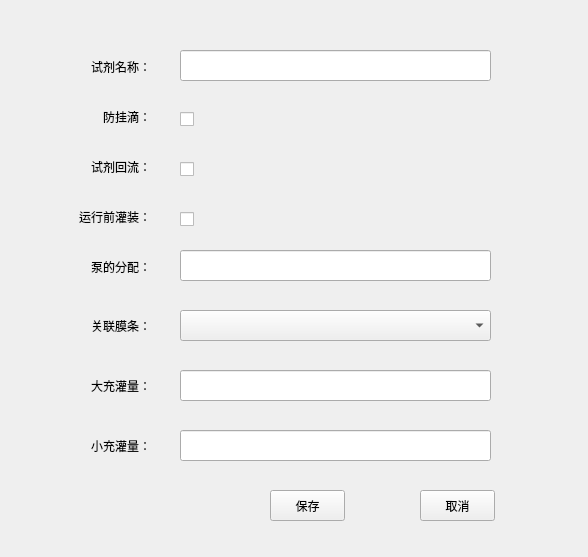
kevinkingmin/72FA, file HumablotPro/src/utility/AddReagent.ui: the form before one commit.
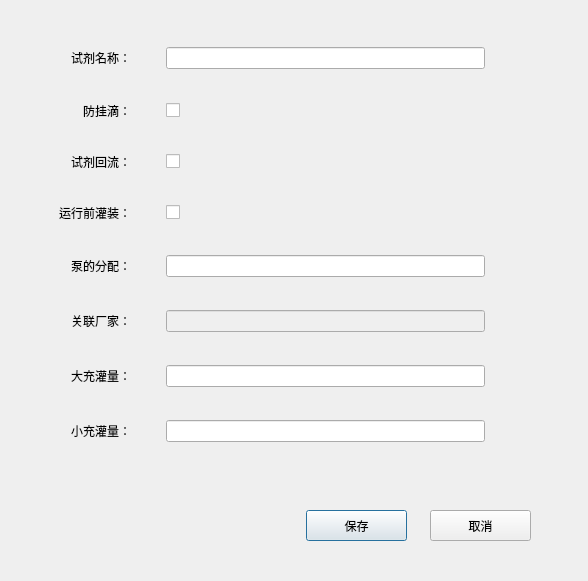
The form after the commit.

Commit message: 新增试剂修改

Patch:
```diff
--- a/HumablotPro/src/utility/AddReagent.ui
+++ b/HumablotPro/src/utility/AddReagent.ui
@@ -1,163 +1,36 @@
 <?xml version="1.0" encoding="UTF-8"?>
 <ui version="4.0">
  <class>AddReagent</class>
- <widget class="QWidget" name="AddReagent">
+ <widget class="QDialog" name="AddReagent">
   <property name="geometry">
    <rect>
     <x>0</x>
     <y>0</y>
     <width>588</width>
-    <height>557</height>
+    <height>581</height>
    </rect>
   </property>
+  <property name="minimumSize">
+   <size>
+    <width>588</width>
+    <height>581</height>
+   </size>
+  </property>
+  <property name="maximumSize">
+   <size>
+    <width>588</width>
+    <height>581</height>
+   </size>
+  </property>
   <property name="windowTitle">
    <string>AddReagent</string>
   </property>
-  <widget class="QLabel" name="label">
-   <property name="geometry">
-    <rect>
-     <x>30</x>
-     <y>51</y>
-     <width>121</width>
-     <height>31</height>
-    </rect>
-   </property>
-   <property name="text">
-    <string>试剂名称：</string>
-   </property>
-   <property name="alignment">
-    <set>Qt::AlignRight|Qt::AlignTrailing|Qt::AlignVCenter</set>
-   </property>
-  </widget>
-  <widget class="QLabel" name="label_2">
-   <property name="geometry">
-    <rect>
-     <x>30</x>
-     <y>101</y>
-     <width>121</width>
-     <height>31</height>
-    </rect>
-   </property>
-   <property name="text">
-    <string>防挂滴：</string>
-   </property>
-   <property name="alignment">
-    <set>Qt::AlignRight|Qt::AlignTrailing|Qt::AlignVCenter</set>
-   </property>
-  </widget>
-  <widget class="QLabel" name="label_3">
-   <property name="geometry">
-    <rect>
-     <x>30</x>
-     <y>151</y>
-     <width>121</width>
-     <height>31</height>
-    </rect>
-   </property>
-   <property name="text">
-    <string>试剂回流：</string>
-   </property>
-   <property name="alignment">
-    <set>Qt::AlignRight|Qt::AlignTrailing|Qt::AlignVCenter</set>
-   </property>
-  </widget>
-  <widget class="QLabel" name="label_4">
-   <property name="geometry">
-    <rect>
-     <x>30</x>
-     <y>201</y>
-     <width>121</width>
-     <height>31</height>
-    </rect>
-   </property>
-   <property name="text">
-    <string>运行前灌装：</string>
-   </property>
-   <property name="alignment">
-    <set>Qt::AlignRight|Qt::AlignTrailing|Qt::AlignVCenter</set>
-   </property>
-  </widget>
-  <widget class="QLabel" name="label_5">
-   <property name="geometry">
-    <rect>
-     <x>30</x>
-     <y>251</y>
-     <width>121</width>
-     <height>31</height>
-    </rect>
-   </property>
-   <property name="text">
-    <string>泵的分配：</string>
-   </property>
-   <property name="alignment">
-    <set>Qt::AlignRight|Qt::AlignTrailing|Qt::AlignVCenter</set>
-   </property>
-  </widget>
-  <widget class="QLineEdit" name="lineEdit_Name">
-   <property name="geometry">
-    <rect>
-     <x>180</x>
-     <y>50</y>
-     <width>311</width>
-     <height>31</height>
-    </rect>
-   </property>
-  </widget>
-  <widget class="QCheckBox" name="checkBox_IsNoDrip">
-   <property name="geometry">
-    <rect>
-     <x>180</x>
-     <y>111</y>
-     <width>71</width>
-     <height>16</height>
-    </rect>
-   </property>
-   <property name="text">
-    <string/>
-   </property>
-  </widget>
-  <widget class="QCheckBox" name="checkBox_IsSkimp">
-   <property name="geometry">
-    <rect>
-     <x>180</x>
-     <y>161</y>
-     <width>71</width>
-     <height>16</height>
-    </rect>
-   </property>
-   <property name="text">
-    <string/>
-   </property>
-  </widget>
-  <widget class="QCheckBox" name="checkBox_IsNeedPrepare">
-   <property name="geometry">
-    <rect>
-     <x>180</x>
-     <y>211</y>
-     <width>71</width>
-     <height>16</height>
-    </rect>
-   </property>
-   <property name="text">
-    <string/>
-   </property>
-  </widget>
-  <widget class="QLineEdit" name="lineEdit_PumpNo">
-   <property name="geometry">
-    <rect>
-     <x>180</x>
-     <y>250</y>
-     <width>311</width>
-     <height>31</height>
-    </rect>
-   </property>
-  </widget>
   <widget class="QPushButton" name="pushButton_Save">
    <property name="geometry">
     <rect>
-     <x>270</x>
-     <y>490</y>
-     <width>75</width>
+     <x>306</x>
+     <y>510</y>
+     <width>101</width>
      <height>31</height>
     </rect>
    </property>
@@ -171,9 +44,9 @@
   <widget class="QPushButton" name="pushButton_Cancel">
    <property name="geometry">
     <rect>
-     <x>420</x>
-     <y>490</y>
-     <width>75</width>
+     <x>430</x>
+     <y>510</y>
+     <width>101</width>
      <height>31</height>
     </rect>
    </property>
@@ -184,83 +57,146 @@
     <string>normalBtnGray</string>
    </property>
   </widget>
-  <widget class="QLabel" name="label_6">
+  <widget class="QWidget" name="gridLayoutWidget">
    <property name="geometry">
     <rect>
-     <x>30</x>
-     <y>310</y>
-     <width>121</width>
-     <height>31</height>
+     <x>29</x>
+     <y>9</y>
+     <width>511</width>
+     <height>471</height>
     </rect>
    </property>
-   <property name="text">
-    <string>关联膜条：</string>
-   </property>
-   <property name="alignment">
-    <set>Qt::AlignRight|Qt::AlignTrailing|Qt::AlignVCenter</set>
-   </property>
-  </widget>
-  <widget class="QComboBox" name="comboBox_TestPaper">
-   <property name="geometry">
-    <rect>
-     <x>180</x>
-     <y>310</y>
-     <width>311</width>
-     <height>31</height>
-    </rect>
-   </property>
-  </widget>
-  <widget class="QLabel" name="label_7">
-   <property name="geometry">
-    <rect>
-     <x>30</x>
-     <y>370</y>
-     <width>121</width>
-     <height>31</height>
-    </rect>
-   </property>
-   <property name="text">
-    <string>大充灌量：</string>
-   </property>
-   <property name="alignment">
-    <set>Qt::AlignRight|Qt::AlignTrailing|Qt::AlignVCenter</set>
-   </property>
-  </widget>
-  <widget class="QLineEdit" name="lineEdit_big_wash">
-   <property name="geometry">
-    <rect>
-     <x>180</x>
-     <y>370</y>
-     <width>311</width>
-     <height>31</height>
-    </rect>
-   </property>
-  </widget>
-  <widget class="QLabel" name="label_8">
-   <property name="geometry">
-    <rect>
-     <x>30</x>
-     <y>430</y>
-     <width>121</width>
-     <height>31</height>
-    </rect>
-   </property>
-   <property name="text">
-    <string>小充灌量：</string>
-   </property>
-   <property name="alignment">
-    <set>Qt::AlignRight|Qt::AlignTrailing|Qt::AlignVCenter</set>
-   </property>
-  </widget>
-  <widget class="QLineEdit" name="lineEdit_small_wash">
-   <property name="geometry">
-    <rect>
-     <x>180</x>
-     <y>430</y>
-     <width>311</width>
-     <height>31</height>
-    </rect>
-   </property>
+   <layout class="QGridLayout" name="gridLayout">
+    <property name="leftMargin">
+     <number>30</number>
+    </property>
+    <property name="rightMargin">
+     <number>55</number>
+    </property>
+    <property name="horizontalSpacing">
+     <number>35</number>
+    </property>
+    <item row="6" column="0">
+     <widget class="QLabel" name="label_7">
+      <property name="text">
+       <string>大充灌量：</string>
+      </property>
+      <property name="alignment">
+       <set>Qt::AlignRight|Qt::AlignTrailing|Qt::AlignVCenter</set>
+      </property>
+     </widget>
+    </item>
+    <item row="2" column="0">
+     <widget class="QLabel" name="label_3">
+      <property name="text">
+       <string>试剂回流：</string>
+      </property>
+      <property name="alignment">
+       <set>Qt::AlignRight|Qt::AlignTrailing|Qt::AlignVCenter</set>
+      </property>
+     </widget>
+    </item>
+    <item row="1" column="0">
+     <widget class="QLabel" name="label_2">
+      <property name="text">
+       <string>防挂滴：</string>
+      </property>
+      <property name="alignment">
+       <set>Qt::AlignRight|Qt::AlignTrailing|Qt::AlignVCenter</set>
+      </property>
+     </widget>
+    </item>
+    <item row="6" column="1">
+     <widget class="QLineEdit" name="lineEdit_big_wash"/>
+    </item>
+    <item row="3" column="1">
+     <widget class="QCheckBox" name="checkBox_IsNeedPrepare">
+      <property name="text">
+       <string/>
+      </property>
+     </widget>
+    </item>
+    <item row="4" column="0">
+     <widget class="QLabel" name="label_5">
+      <property name="text">
+       <string>泵的分配：</string>
+      </property>
+      <property name="alignment">
+       <set>Qt::AlignRight|Qt::AlignTrailing|Qt::AlignVCenter</set>
+      </property>
+     </widget>
+    </item>
+    <item row="0" column="1">
+     <widget class="QLineEdit" name="lineEdit_Name"/>
+    </item>
+    <item row="4" column="1">
+     <widget class="QLineEdit" name="lineEdit_PumpNo"/>
+    </item>
+    <item row="5" column="0">
+     <widget class="QLabel" name="label_6">
+      <property name="text">
+       <string>关联厂家：</string>
+      </property>
+      <property name="alignment">
+       <set>Qt::AlignRight|Qt::AlignTrailing|Qt::AlignVCenter</set>
+      </property>
+     </widget>
+    </item>
+    <item row="2" column="1">
+     <widget class="QCheckBox" name="checkBox_IsSkimp">
+      <property name="text">
+       <string/>
+      </property>
+     </widget>
+    </item>
+    <item row="0" column="0">
+     <widget class="QLabel" name="label">
+      <property name="text">
+       <string>试剂名称：</string>
+      </property>
+      <property name="alignment">
+       <set>Qt::AlignRight|Qt::AlignTrailing|Qt::AlignVCenter</set>
+      </property>
+     </widget>
+    </item>
+    <item row="1" column="1">
+     <widget class="QCheckBox" name="checkBox_IsNoDrip">
+      <property name="text">
+       <string/>
+      </property>
+     </widget>
+    </item>
+    <item row="3" column="0">
+     <widget class="QLabel" name="label_4">
+      <property name="text">
+       <string>运行前灌装：</string>
+      </property>
+      <property name="alignment">
+       <set>Qt::AlignRight|Qt::AlignTrailing|Qt::AlignVCenter</set>
+      </property>
+     </widget>
+    </item>
+    <item row="7" column="0">
+     <widget class="QLabel" name="label_8">
+      <property name="text">
+       <string>小充灌量：</string>
+      </property>
+      <property name="alignment">
+       <set>Qt::AlignRight|Qt::AlignTrailing|Qt::AlignVCenter</set>
+      </property>
+     </widget>
+    </item>
+    <item row="7" column="1">
+     <widget class="QLineEdit" name="lineEdit_small_wash"/>
+    </item>
+    <item row="5" column="1">
+     <widget class="QLineEdit" name="txtCompany">
+      <property name="enabled">
+       <bool>false</bool>
+      </property>
+     </widget>
+    </item>
+   </layout>
   </widget>
  </widget>
  <layoutdefault spacing="6" margin="11"/>
```
The commit also changes 18 other files.
